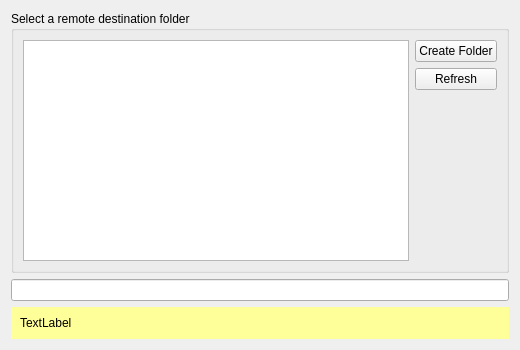
Old version of the form src/gui/folderwizard/folderwizardtargetpage.ui in the repository GrossLukas/client.
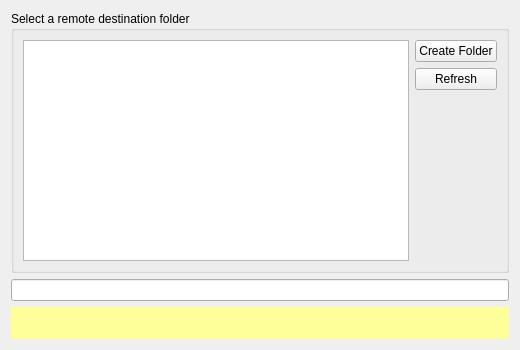
New version of the form.

Commit message:
Remove "TextLabel" texts from `QLabel`s in .ui files
These are unnecessary, as they are programmatically replaced by the
wanted text. They do end up in translations though, so they produce
confusion there.

Diff of the .ui file:
```diff
--- a/src/gui/folderwizard/folderwizardtargetpage.ui
+++ b/src/gui/folderwizard/folderwizardtargetpage.ui
@@ -165,9 +165,6 @@
         <property name="frameShadow">
          <enum>QFrame::Plain</enum>
         </property>
-        <property name="text">
-         <string>TextLabel</string>
-        </property>
         <property name="textFormat">
          <enum>Qt::RichText</enum>
         </property>
```
The commit also changes 8 other files.
